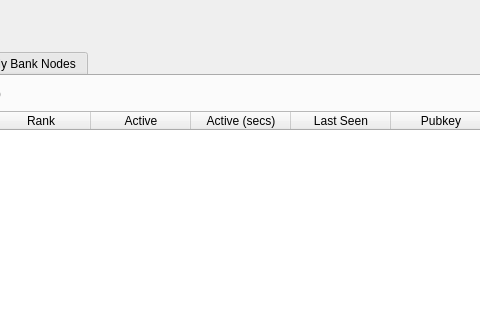
Above: src/qt/forms/banknodemanager.ui from thelonecrouton/bitcredit before the change; both pictures show x 121 to 601 and y 0 to 320 of the 802 by 480 pixel window. Below: the same form after it.
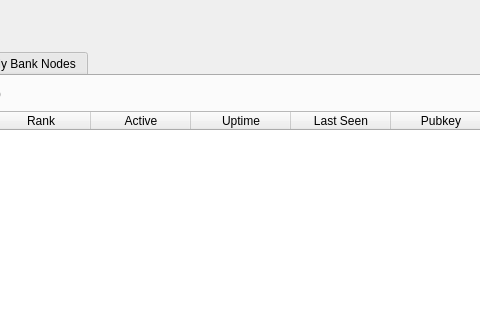
That is the form after the change.

Commit message: banknodemanager time calc fixes, activesecs changed to uptime

What changed in the file:
```diff
--- a/src/qt/forms/banknodemanager.ui
+++ b/src/qt/forms/banknodemanager.ui
@@ -134,7 +134,7 @@
            </column>
            <column>
             <property name="text">
-             <string>Active (secs)</string>
+             <string>Uptime</string>
             </property>
            </column>
            <column>
```
The commit also changes 1 other file.
